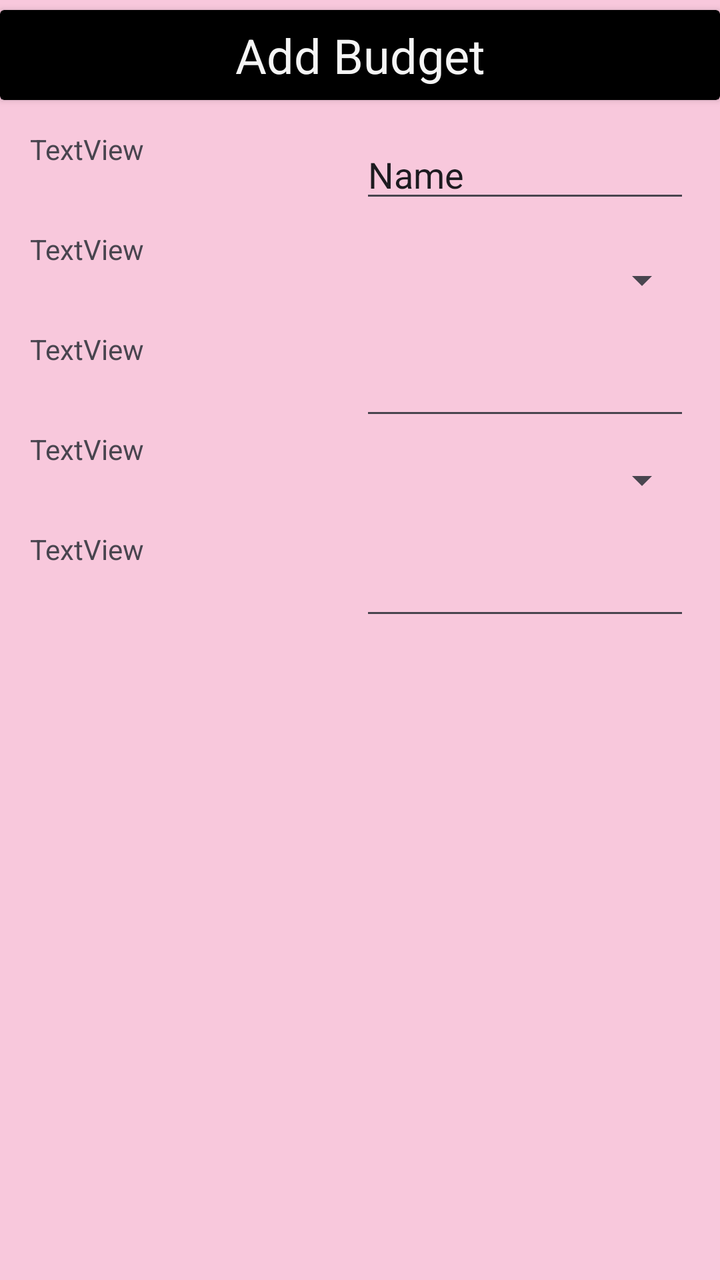
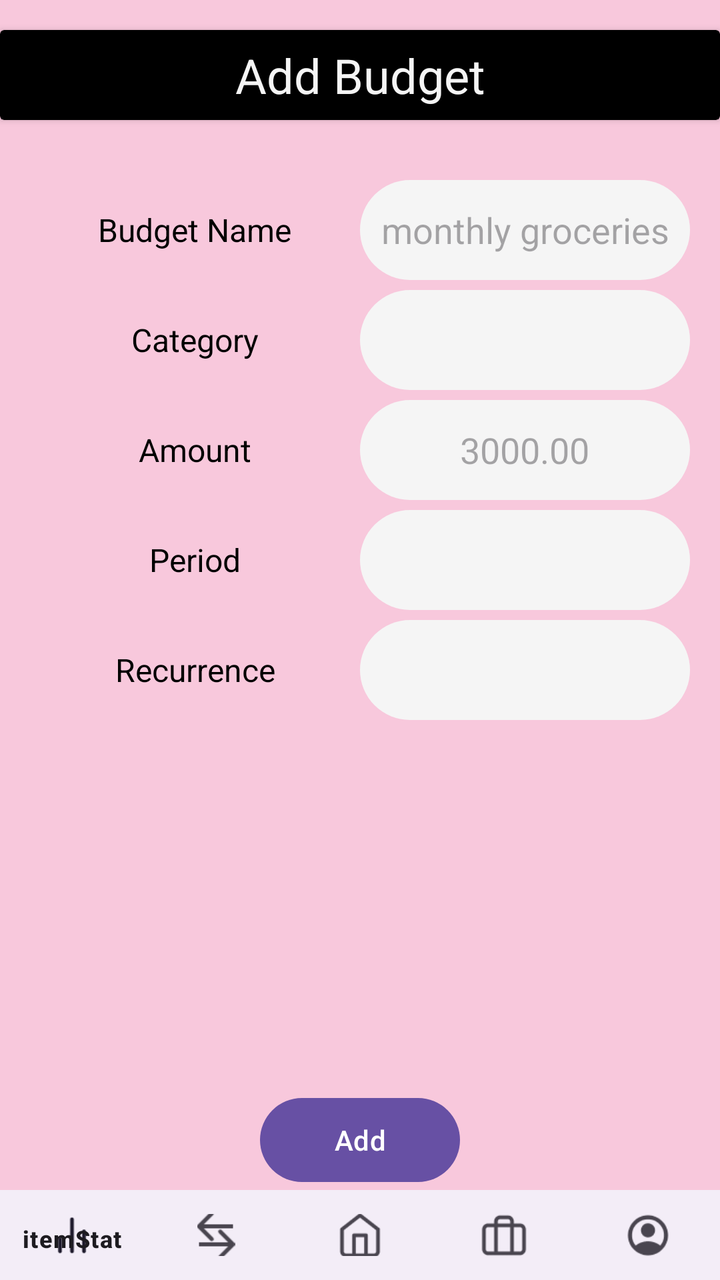

The first picture is an Android layout as it rendered before a commit; the second is the same layout after the commit. The layout source and the unified diff follow.
<!-- AndroidManifest.xml: application theme Theme.PiggyApp -->
<!-- res/layout/activity_add_budget.xml -->
<?xml version="1.0" encoding="utf-8"?>
<androidx.constraintlayout.widget.ConstraintLayout xmlns:android="http://schemas.android.com/apk/res/android"
    xmlns:app="http://schemas.android.com/apk/res-auto"
    xmlns:tools="http://schemas.android.com/tools"
    android:id="@+id/main"
    android:layout_width="match_parent"
    android:layout_height="match_parent"
    android:background="@color/piggy_pink"
    tools:context=".AddTransactionActivity">

    <LinearLayout
        android:layout_width="match_parent"
        android:layout_height="match_parent"
        android:gravity="center_horizontal"
        android:orientation="vertical">

        <Space
            android:layout_width="match_parent"
            android:layout_height="5dp" />

        <androidx.cardview.widget.CardView
            android:layout_width="match_parent"
            android:layout_height="45dp"
            app:cardBackgroundColor="@color/piggy_black">

            <TextView
                android:id="@+id/textView34"
                android:layout_width="match_parent"
                android:layout_height="match_parent"
                android:gravity="center_horizontal|center_vertical"
                android:text="Add Budget"
                android:textColor="@color/piggy_gray"
                android:textSize="24sp" />
        </androidx.cardview.widget.CardView>

        <Space
            android:layout_width="match_parent"
            android:layout_height="15dp" />

        <LinearLayout
            android:layout_width="330dp"
            android:layout_height="50dp"
            android:orientation="horizontal">

            <TextView
                android:id="@+id/textView35"
                android:layout_width="165dp"
                android:layout_height="match_parent"
                android:layout_weight="1"
                android:text="TextView" />

            <EditText
                android:id="@+id/editTextText"
                android:layout_width="165dp"
                android:layout_height="wrap_content"
                android:layout_weight="1"
                android:ems="10"
                android:inputType="text"
                android:text="Name" />
        </LinearLayout>

        <LinearLayout
            android:layout_width="330dp"
            android:layout_height="50dp"
            android:orientation="horizontal">

            <TextView
                android:id="@+id/textView36"
                android:layout_width="165dp"
                android:layout_height="match_parent"
                android:layout_weight="1"
                android:text="TextView" />

            <Spinner
                android:id="@+id/spinner4"
                android:layout_width="165dp"
                android:layout_height="match_parent"
                android:layout_weight="1" />
        </LinearLayout>

        <LinearLayout
            android:layout_width="330dp"
            android:layout_height="50dp"
            android:orientation="horizontal">

            <TextView
                android:id="@+id/textView37"
                android:layout_width="165dp"
                android:layout_height="match_parent"
                android:layout_weight="1"
                android:text="TextView" />

            <EditText
                android:id="@+id/editTextNumberDecimal2"
                android:layout_width="165dp"
                android:layout_height="match_parent"
                android:layout_weight="1"
                android:ems="10"
                android:inputType="numberDecimal" />
        </LinearLayout>

        <LinearLayout
            android:layout_width="330dp"
            android:layout_height="50dp"
            android:orientation="horizontal">

            <TextView
                android:id="@+id/textView38"
                android:layout_width="165dp"
                android:layout_height="match_parent"
                android:layout_weight="1"
                android:text="TextView" />

            <Spinner
                android:id="@+id/spinner5"
                android:layout_width="165dp"
                android:layout_height="match_parent"
                android:layout_weight="1" />
        </LinearLayout>

        <LinearLayout
            android:layout_width="330dp"
            android:layout_height="50dp"
            android:orientation="horizontal">

            <TextView
                android:id="@+id/textView39"
                android:layout_width="165dp"
                android:layout_height="match_parent"
                android:layout_weight="1"
                android:text="TextView" />

            <EditText
                android:id="@+id/editTextNumberDecimal3"
                android:layout_width="165dp"
                android:layout_height="match_parent"
                android:layout_weight="1"
                android:ems="10"
                android:inputType="numberDecimal" />
        </LinearLayout>
    </LinearLayout>
</androidx.constraintlayout.widget.ConstraintLayout>
<!-- resources referenced by this layout -->
<resources>
  <color name="piggy_black">#000000</color>
  <color name="piggy_gray">#F5F5F5</color>
  <color name="piggy_pink">#F8C8DC</color>
  <style name="Theme.PiggyApp" parent="Base.Theme.PiggyApp" />
  <style name="Base.Theme.PiggyApp" parent="Theme.Material3.DayNight.NoActionBar">
          
          
      </style>
</resources>

<!-- the commit's change to res/layout/activity_add_budget.xml (unified diff, before → after) -->
@@ -9,14 +9,18 @@
     tools:context=".AddTransactionActivity">
 
     <LinearLayout
+        android:id="@+id/linearLayout3"
         android:layout_width="match_parent"
-        android:layout_height="match_parent"
+        android:layout_height="wrap_content"
         android:gravity="center_horizontal"
-        android:orientation="vertical">
-
-        <Space
-            android:layout_width="match_parent"
-            android:layout_height="5dp" />
+        android:orientation="vertical"
+        app:layout_constraintEnd_toEndOf="parent"
+        app:layout_constraintStart_toStartOf="parent"
+        app:layout_constraintTop_toTopOf="parent">
+
+        <Space
+            android:layout_width="match_parent"
+            android:layout_height="15dp" />
 
         <androidx.cardview.widget.CardView
             android:layout_width="match_parent"
@@ -35,7 +39,7 @@
 
         <Space
             android:layout_width="match_parent"
-            android:layout_height="15dp" />
+            android:layout_height="30dp" />
 
         <LinearLayout
             android:layout_width="330dp"
@@ -47,17 +51,26 @@
                 android:layout_width="165dp"
                 android:layout_height="match_parent"
                 android:layout_weight="1"
-                android:text="TextView" />
+                android:gravity="center_horizontal|center_vertical"
+                android:text="Budget Name"
+                android:textColor="@color/piggy_black"
+                android:textSize="16sp" />
 
             <EditText
                 android:id="@+id/editTextText"
                 android:layout_width="165dp"
-                android:layout_height="wrap_content"
-                android:layout_weight="1"
+                android:layout_height="match_parent"
+                android:layout_weight="1"
+                android:background="@drawable/rounded_corners"
                 android:ems="10"
-                android:inputType="text"
-                android:text="Name" />
-        </LinearLayout>
+                android:gravity="center_horizontal|center_vertical"
+                android:hint="monthly groceries"
+                android:inputType="text" />
+        </LinearLayout>
+
+        <Space
+            android:layout_width="match_parent"
+            android:layout_height="5dp" />
 
         <LinearLayout
             android:layout_width="330dp"
@@ -69,14 +82,22 @@
                 android:layout_width="165dp"
                 android:layout_height="match_parent"
                 android:layout_weight="1"
-                android:text="TextView" />
+                android:gravity="center_horizontal|center_vertical"
+                android:text="Category"
+                android:textColor="@color/piggy_black"
+                android:textSize="16sp" />
 
             <Spinner
                 android:id="@+id/spinner4"
                 android:layout_width="165dp"
                 android:layout_height="match_parent"
-                android:layout_weight="1" />
-        </LinearLayout>
+                android:layout_weight="1"
+                android:background="@drawable/rounded_corners" />
+        </LinearLayout>
+
+        <Space
+            android:layout_width="match_parent"
+            android:layout_height="5dp" />
 
         <LinearLayout
             android:layout_width="330dp"
@@ -88,17 +109,27 @@
                 android:layout_width="165dp"
                 android:layout_height="match_parent"
                 android:layout_weight="1"
-                android:text="TextView" />
+                android:gravity="center_horizontal|center_vertical"
+                android:text="Amount"
+                android:textColor="@color/piggy_black"
+                android:textSize="16sp" />
 
             <EditText
                 android:id="@+id/editTextNumberDecimal2"
                 android:layout_width="165dp"
                 android:layout_height="match_parent"
                 android:layout_weight="1"
+                android:background="@drawable/rounded_corners"
                 android:ems="10"
+                android:gravity="center_horizontal|center_vertical"
+                android:hint="3000.00"
                 android:inputType="numberDecimal" />
         </LinearLayout>
 
+        <Space
+            android:layout_width="match_parent"
+            android:layout_height="5dp" />
+
         <LinearLayout
             android:layout_width="330dp"
             android:layout_height="50dp"
@@ -109,34 +140,67 @@
                 android:layout_width="165dp"
                 android:layout_height="match_parent"
                 android:layout_weight="1"
-                android:text="TextView" />
+                android:gravity="center_horizontal|center_vertical"
+                android:text="Period"
+                android:textColor="@color/piggy_black"
+                android:textSize="16sp" />
 
             <Spinner
                 android:id="@+id/spinner5"
                 android:layout_width="165dp"
                 android:layout_height="match_parent"
-                android:layout_weight="1" />
-        </LinearLayout>
-
-        <LinearLayout
-            android:layout_width="330dp"
-            android:layout_height="50dp"
-            android:orientation="horizontal">
-
-            <TextView
-                android:id="@+id/textView39"
-                android:layout_width="165dp"
-                android:layout_height="match_parent"
-                android:layout_weight="1"
-                android:text="TextView" />
-
-            <EditText
-                android:id="@+id/editTextNumberDecimal3"
-                android:layout_width="165dp"
-                android:layout_height="match_parent"
-                android:layout_weight="1"
-                android:ems="10"
-                android:inputType="numberDecimal" />
-        </LinearLayout>
+                android:layout_weight="1"
+                android:background="@drawable/rounded_corners" />
+        </LinearLayout>
+
+        <Space
+            android:layout_width="match_parent"
+            android:layout_height="5dp" />
+
+        <LinearLayout
+            android:layout_width="330dp"
+            android:layout_height="50dp"
+            android:orientation="horizontal">
+
+            <TextView
+                android:id="@+id/textView40"
+                android:layout_width="165dp"
+                android:layout_height="match_parent"
+                android:layout_weight="1"
+                android:gravity="center_horizontal|center_vertical"
+                android:text="Recurrence"
+                android:textColor="@color/piggy_black"
+                android:textSize="16sp" />
+
+            <Spinner
+                android:id="@+id/spinner6"
+                android:layout_width="165dp"
+                android:layout_height="match_parent"
+                android:layout_weight="1"
+                android:background="@drawable/rounded_corners" />
+        </LinearLayout>
+
     </LinearLayout>
+
+    <LinearLayout
+        android:layout_width="match_parent"
+        android:layout_height="95dp"
+        android:gravity="center_horizontal"
+        android:orientation="vertical"
+        app:layout_constraintBottom_toBottomOf="parent"
+        app:layout_constraintEnd_toEndOf="parent"
+        app:layout_constraintStart_toStartOf="parent">
+
+        <Button
+            android:id="@+id/button5"
+            android:layout_width="100dp"
+            android:layout_height="50dp"
+            android:text="Add" />
+
+        <com.google.android.material.bottomnavigation.BottomNavigationView
+            android:layout_width="match_parent"
+            android:layout_height="45dp"
+            app:menu="@menu/navigation_bar" />
+    </LinearLayout>
+
 </androidx.constraintlayout.widget.ConstraintLayout>
<!-- resource entries referenced after the edit -->
@@ -3,6 +3,17 @@
   <color name="piggy_black">#000000</color>
   <color name="piggy_gray">#F5F5F5</color>
   <color name="piggy_pink">#F8C8DC</color>
+  <!-- drawable rounded_corners (drawable) -->
+  <?xml version="1.0" encoding="utf-8"?>
+  <shape xmlns:android="http://schemas.android.com/apk/res/android"
+      android:shape="rectangle"
+      android:padding="10dp">
+  
+      <solid android:color="@color/piggy_gray" />
+      <corners
+  
+          android:radius="250dp"/>
+  </shape>
   <style name="Theme.PiggyApp" parent="Base.Theme.PiggyApp" />
   <style name="Base.Theme.PiggyApp" parent="Theme.Material3.DayNight.NoActionBar">
           
